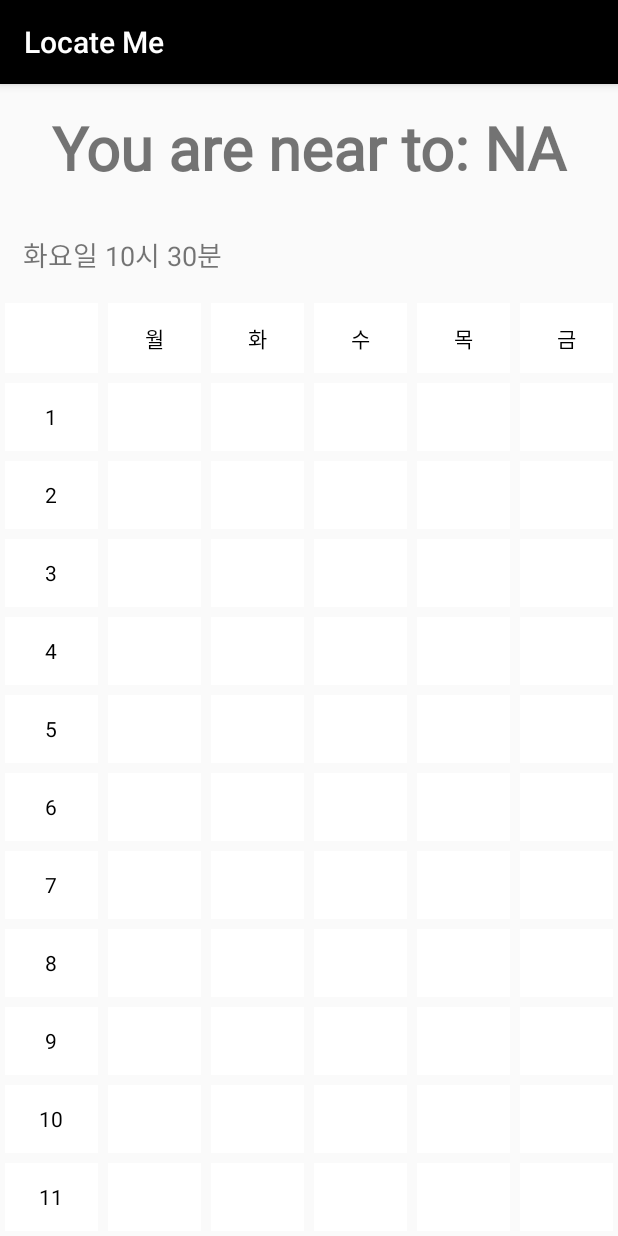
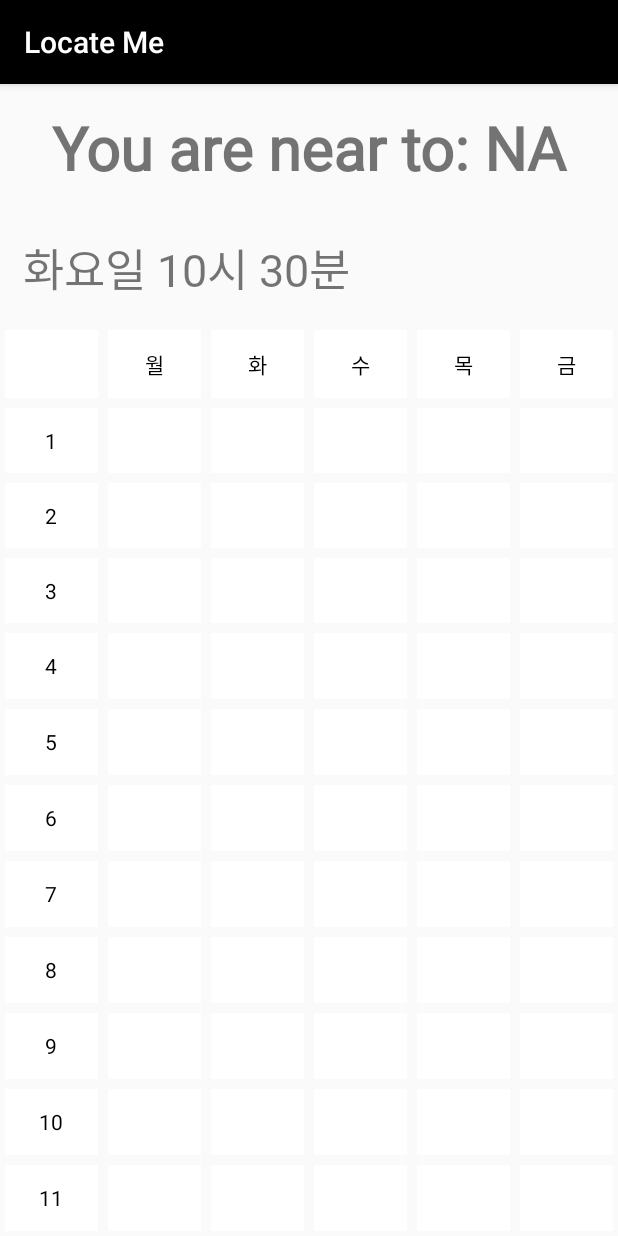
Before and after one commit to JuHyng/IoT_TermProject, an Android app: the LocateMeActivity screen opened directly, with no data from a screen before it, on a phone screen of 412 x 824 dp. Run offline under Robolectric (Android 15) with nearby library versions, the phone set to English and light mode, and no system bars; libraries missing offline, so code that uses them is left out: io.realm; 3 statements that could not run were skipped.

Commit message:
functionally final

```diff
--- a/app/src/main/res/layout/activity_locate_me.xml
+++ b/app/src/main/res/layout/activity_locate_me.xml
@@ -23,8 +23,9 @@
         android:layout_width="match_parent"
         android:layout_height="wrap_content"
         android:layout_gravity="center"
+        android:fontFamily="@font/gangwon"
         android:layout_margin="15dp"
-        android:textSize="18sp"
+        android:textSize="30sp"
         android:text="Time: Loading...Please wait" />
 
     <com.gachon.wifiindoorpositioning.wifiindoorpositioning.ui.TimeTableLayout
```
